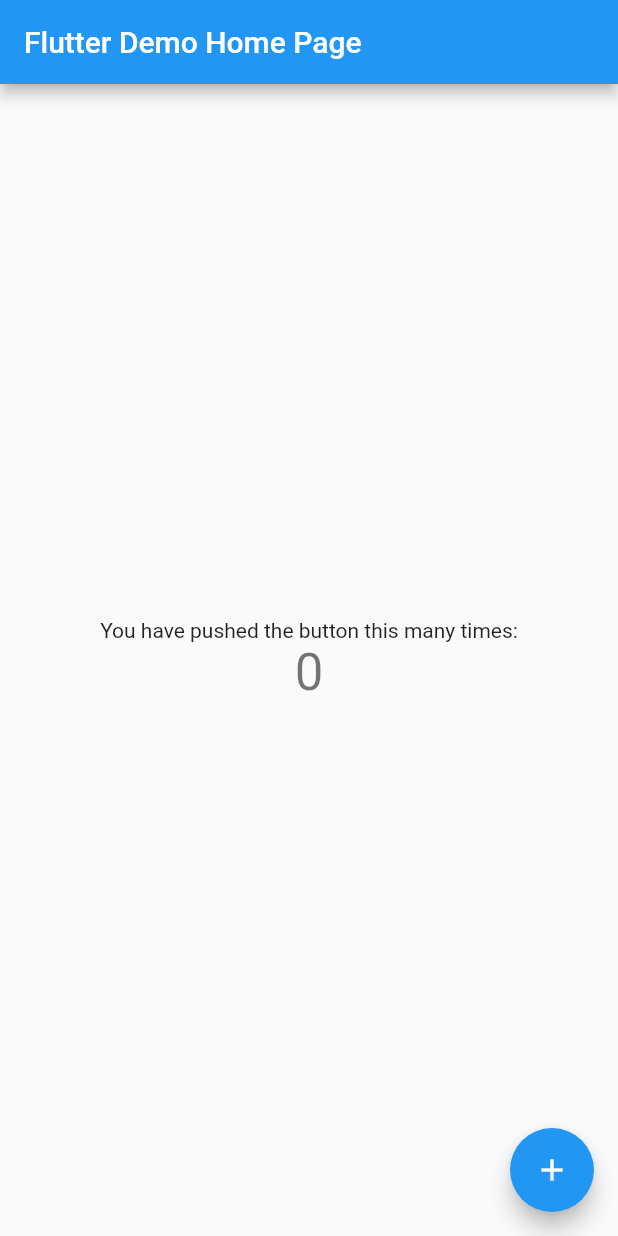
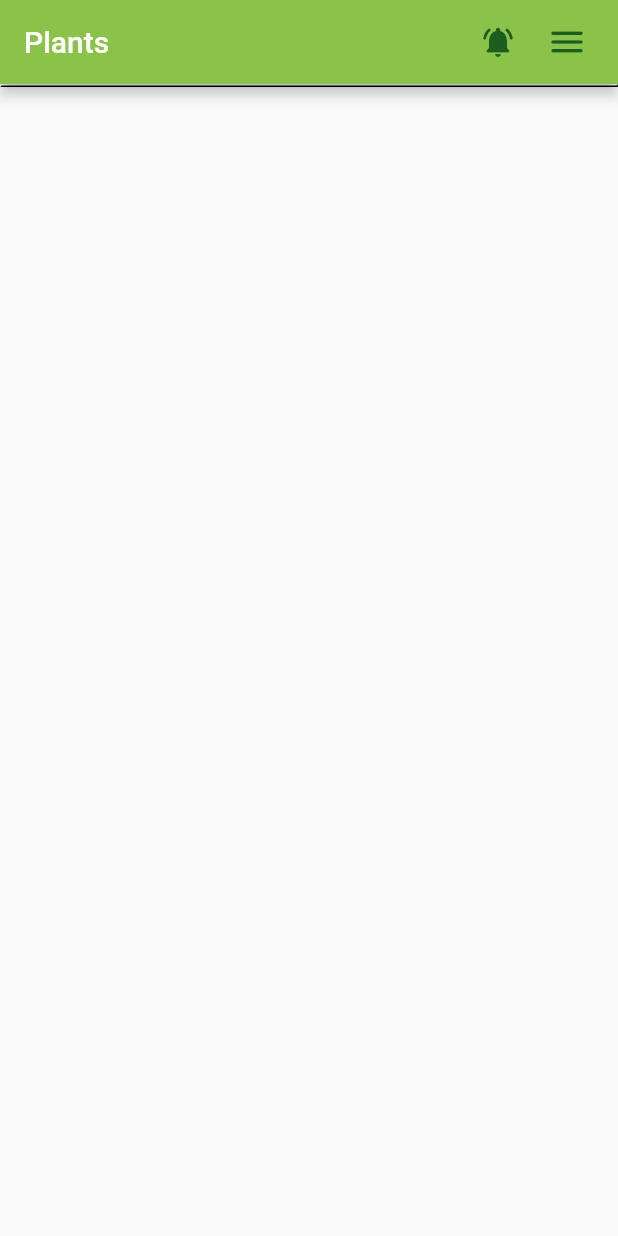
Before and after one commit to Rachelembun16/Plants, a Flutter app: the screen it shows after launch, on a phone screen of 412 x 824 dp. Run offline on Flutter 3.47's test engine with Material 2 defaults, Android fonts, the phone set to English and light mode, and no system bars.

Commit message:
layouting pertama

```diff
--- a/lib/main.dart
+++ b/lib/main.dart
@@ -1,113 +1,57 @@
 import 'package:flutter/material.dart';
 
 void main() {
-  runApp(MyApp());
+runApp(CobaApp());
 }
 
-class MyApp extends StatelessWidget {
-  // This widget is the root of your application.
+class CobaApp extends StatelessWidget {
   @override
   Widget build(BuildContext context) {
     return MaterialApp(
-      title: 'Flutter Demo',
-      theme: ThemeData(
-        // This is the theme of your application.
-        //
-        // Try running your application with "flutter run". You'll see the
-        // application has a blue toolbar. Then, without quitting the app, try
-        // changing the primarySwatch below to Colors.green and then invoke
-        // "hot reload" (press "r" in the console where you ran "flutter run",
-        // or simply save your changes to "hot reload" in a Flutter IDE).
-        // Notice that the counter didn't reset back to zero; the application
-        // is not restarted.
-        primarySwatch: Colors.blue,
-      ),
-      home: MyHomePage(title: 'Flutter Demo Home Page'),
-    );
+        title: "Plants",
+        home: Scaffold(
+          appBar: AppBar(
+            title: Text("Plants", style: TextStyle(color: Colors.white),),
+            backgroundColor: Colors.lightGreen,
+            actions: <Widget>[
+              Padding(
+                padding: EdgeInsets.only(right: 20.0),
+                child: GestureDetector(
+                  onTap: () {},
+                  child: Icon(
+                    Icons.notifications_active_rounded,
+                    color: Colors.green[900]
+                  ),
+                )
+              ),
+              Padding(
+                padding: EdgeInsets.only(right: 20.0),
+                child: GestureDetector(
+                  onTap: () {},
+                  child: Icon(
+                      Icons.menu_rounded,
+                      size: 28,
+                      color: Colors.green[900]
+                  ),
+                )
+              ),
+            ]
+          ),
+
+
+          body:  Column(
+              children: <Widget>[
+                Container(
+                  decoration: const BoxDecoration(
+                    border: Border(
+                    top: BorderSide(width: 1.0, color: Color(0xFFFFFFFFFF)),
+                    left: BorderSide(width: 1.0, color: Color(0xFFFFFFFFFF)),
+                    right: BorderSide(width: 1.0, color: Color(0xFFFF000000)),
+                    bottom: BorderSide(width: 1.0, color: Color(0xFFFF000000)),
+                  ),
+                ), ),
+            ]
+          )
+        ));
   }
 }
-
-class MyHomePage extends StatefulWidget {
-  MyHomePage({Key? key, required this.title}) : super(key: key);
-
-  // This widget is the home page of your application. It is stateful, meaning
-  // that it has a State object (defined below) that contains fields that affect
-  // how it looks.
-
-  // This class is the configuration for the state. It holds the values (in this
-  // case the title) provided by the parent (in this case the App widget) and
-  // used by the build method of the State. Fields in a Widget subclass are
-  // always marked "final".
-
-  final String title;
-
-  @override
-  _MyHomePageState createState() => _MyHomePageState();
-}
-
-class _MyHomePageState extends State<MyHomePage> {
-  int _counter = 0;
-
-  void _incrementCounter() {
-    setState(() {
-      // This call to setState tells the Flutter framework that something has
-      // changed in this State, which causes it to rerun the build method below
-      // so that the display can reflect the updated values. If we changed
-      // _counter without calling setState(), then the build method would not be
-      // called again, and so nothing would appear to happen.
-      _counter++;
-    });
-  }
-
-  @override
-  Widget build(BuildContext context) {
-    // This method is rerun every time setState is called, for instance as done
-    // by the _incrementCounter method above.
-    //
-    // The Flutter framework has been optimized to make rerunning build methods
-    // fast, so that you can just rebuild anything that needs updating rather
-    // than having to individually change instances of widgets.
-    return Scaffold(
-      appBar: AppBar(
-        // Here we take the value from the MyHomePage object that was created by
-        // the App.build method, and use it to set our appbar title.
-        title: Text(widget.title),
-      ),
-      body: Center(
-        // Center is a layout widget. It takes a single child and positions it
-        // in the middle of the parent.
-        child: Column(
-          // Column is also a layout widget. It takes a list of children and
-          // arranges them vertically. By default, it sizes itself to fit its
-          // children horizontally, and tries to be as tall as its parent.
-          //
-          // Invoke "debug painting" (press "p" in the console, choose the
-          // "Toggle Debug Paint" action from the Flutter Inspector in Android
-          // Studio, or the "Toggle Debug Paint" command in Visual Studio Code)
-          // to see the wireframe for each widget.
-          //
-          // Column has various properties to control how it sizes itself and
-          // how it positions its children. Here we use mainAxisAlignment to
-          // center the children vertically; the main axis here is the vertical
-          // axis because Columns are vertical (the cross axis would be
-          // horizontal).
-          mainAxisAlignment: MainAxisAlignment.center,
-          children: <Widget>[
-            Text(
-              'You have pushed the button this many times:',
-            ),
-            Text(
-              '$_counter',
-              style: Theme.of(context).textTheme.headline4,
-            ),
-          ],
-        ),
-      ),
-      floatingActionButton: FloatingActionButton(
-        onPressed: _incrementCounter,
-        tooltip: 'Increment',
-        child: Icon(Icons.add),
-      ), // This trailing comma makes auto-formatting nicer for build methods.
-    );
-  }
-}
```
